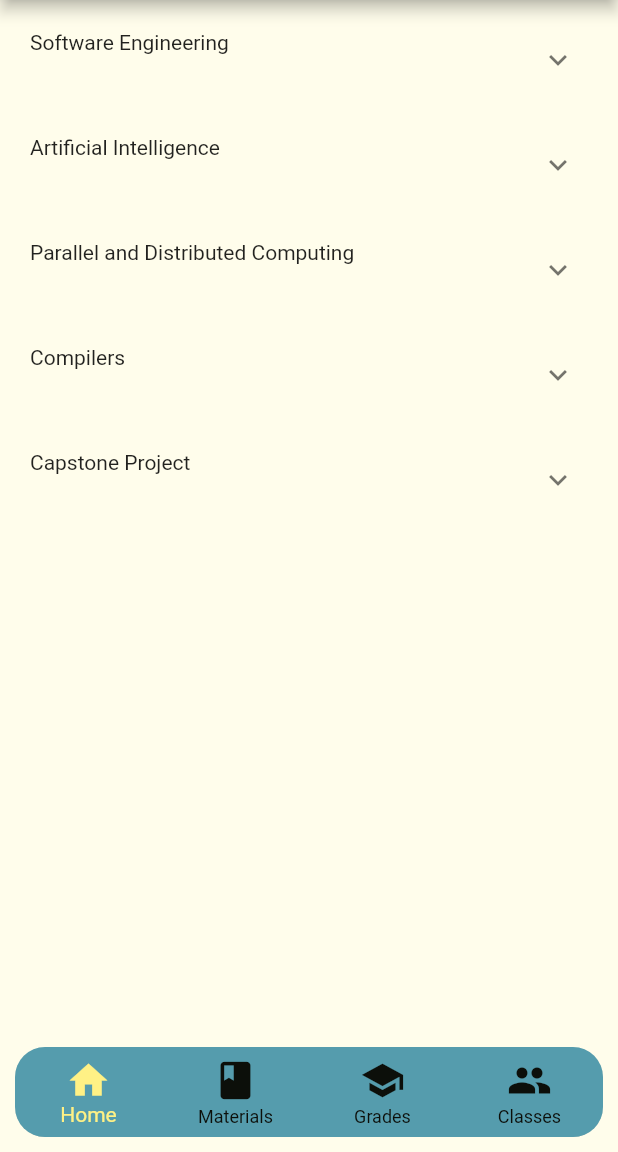
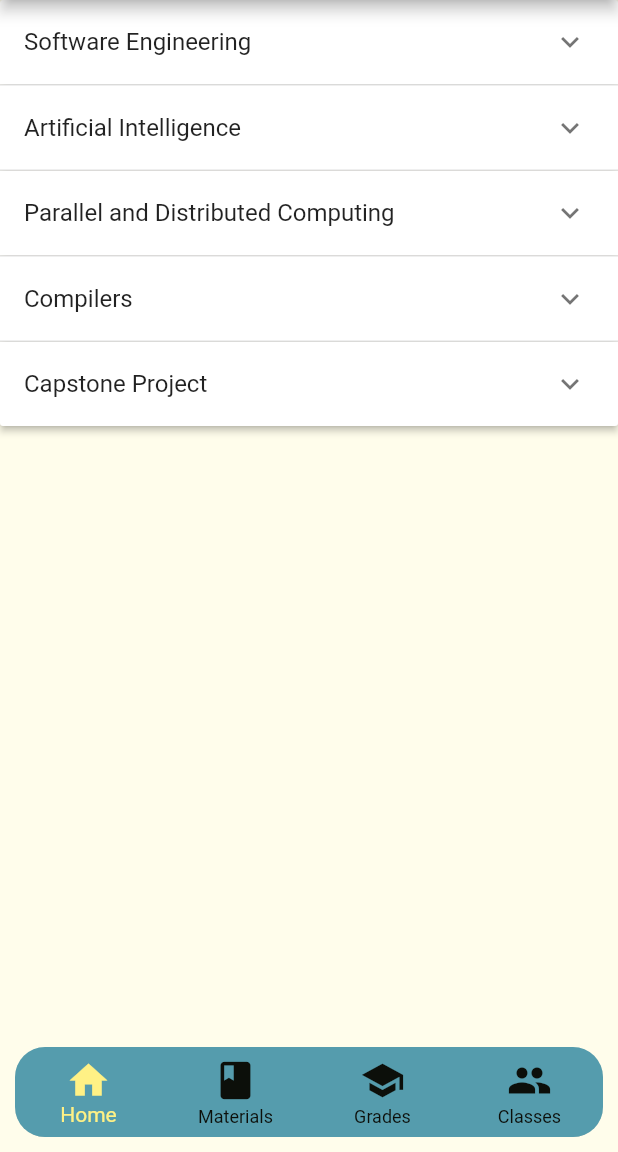
Before and after one commit to NanD0245/feup-esof, a Flutter app: the screen it shows after launch, on a phone screen of 412 x 824 dp, the part 84-1236 px from its top. Run offline on Flutter 3.47's test engine with Material 2 defaults, Android fonts, the phone set to English and light mode, and no system bars; drawn by our look-alikes of expandable.

Commit message:
Changle listpanel implementation

```diff
--- a/sigarra_eye_candy/lib/main.dart
+++ b/sigarra_eye_candy/lib/main.dart
@@ -28,12 +28,7 @@ class HomePage extends StatefulWidget {
 
 class _HomePageState extends State<HomePage> {
   int _pageIndex = 0;
-  final _pages = [
-    const CoursesPage(),
-    const MaterialsPage(),
-    const GradesPage(),
-    const ClassesPage()
-  ];
+  final _pages = [CoursesPage(), MaterialsPage(), GradesPage(), ClassesPage()];
 
   @override
   Widget build(BuildContext context) {
--- /dev/null
+++ b/sigarra_eye_candy/lib/model/course.dart
@@ -0,0 +1,7 @@
+class Course {
+  final String title;
+  final String description;
+  Course(String title, String description)
+      : title = title,
+        description = description;
+}
--- a/sigarra_eye_candy/lib/view/pages/courses.dart
+++ b/sigarra_eye_candy/lib/view/pages/courses.dart
@@ -1,27 +1,47 @@
 import 'package:flutter/cupertino.dart';
 import 'package:flutter/material.dart';
-import 'package:sigarra_eye_candy/view/widgets/expandable_card.dart';
+import 'package:sigarra_eye_candy/model/course.dart';
 
-class CoursesPage extends StatelessWidget {
-  const CoursesPage({Key key}) : super(key: key);
+class CoursesPage extends StatefulWidget {
+  @override
+  State<StatefulWidget> createState() {
+    return _CoursesPageState();
+  }
+}
+
+class _CoursesPageState extends State<CoursesPage> {
+  var _expanded = List.filled(5, false);
+  final _courses = [
+    Course("Software Engineering", "Learn software lifecycle and management."),
+    Course("Artificial Intelligence",
+        "Solve problems with optimization and machine learning."),
+    Course("Parallel and Distributed Computing",
+        "Build parallel and distributed systems."),
+    Course(
+        "Compilers", "An holistic class on compiler assembling and analysis."),
+    Course("Capstone Project", "An aggregation project.")
+  ];
 
   @override
   Widget build(BuildContext context) {
-    return Container(
-        padding: EdgeInsets.all(20),
-        child: Column(
-            children: [
-          ExpandableCard(
-              Text("Software Engineering"), [Text("A course at FEUP.")]),
-          ExpandableCard(
-              Text("Artificial Intelligence"), [Text("A course at FEUP.")]),
-          ExpandableCard(Text("Parallel and Distributed Computing"),
-              [Text("A course at FEUP.")]),
-          ExpandableCard(Text("Compilers"), [Text("A course at FEUP.")]),
-          ExpandableCard(Text("Capstone Project"), [Text("A course at FEUP.")])
-        ]
-                .map((e) =>
-                    Container(padding: EdgeInsets.only(bottom: 30), child: e))
-                .toList()));
+    return ListView(children: [
+      ExpansionPanelList(
+          animationDuration: Duration(milliseconds: 100),
+          expansionCallback: (index, isExpanded) {
+            setState(() {
+              _expanded[index] = !_expanded[index];
+            });
+          },
+          children: _courses
+              .asMap()
+              .entries
+              .map((entry) => ExpansionPanel(
+                  body: ListTile(title: Text(entry.value.description)),
+                  isExpanded: _expanded[entry.key],
+                  headerBuilder: (BuildContext context, bool isExpanded) {
+                    return ListTile(title: Text(entry.value.title));
+                  }))
+              .toList())
+    ]);
   }
 }
--- a/sigarra_eye_candy/lib/view/widgets/expandable_card.dart
+++ /dev/null
@@ -1,20 +0,0 @@
-import 'package:flutter/material.dart';
-import 'package:expandable/expandable.dart';
-
-class ExpandableCard extends StatelessWidget {
-  final List<Widget> _children;
-  final Widget _header;
-
-  ExpandableCard(Widget header, List<Widget> children)
-      : _children = children,
-        _header = header;
-
-  @override
-  Widget build(BuildContext context) {
-    return ExpandablePanel(
-      header: _header,
-      collapsed: null,
-      expanded: Column(children: _children),
-    );
-  }
-}
--- a/sigarra_eye_candy/pubspec.yaml
+++ b/sigarra_eye_candy/pubspec.yaml
@@ -23,7 +23,6 @@ environment:
 dependencies:
   flutter:
     sdk: flutter
-  expandable: ^5.0.1
 
 
   # The following adds the Cupertino Icons font to your application.
```
Also changed, not shown: 2 other files.
